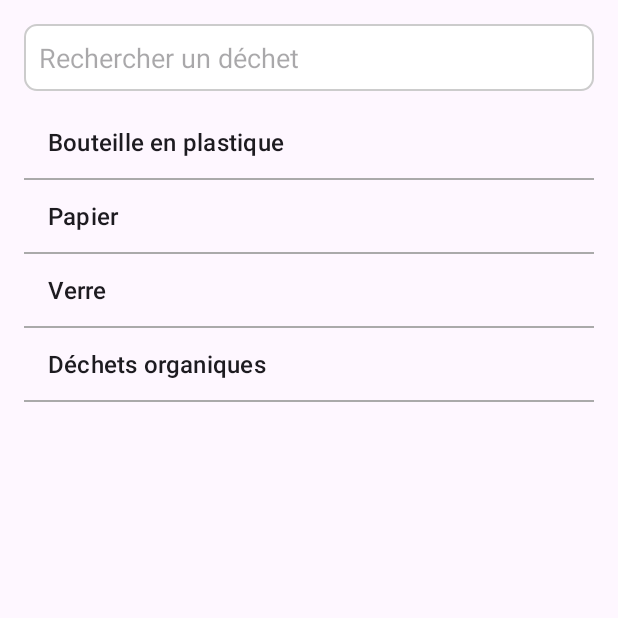
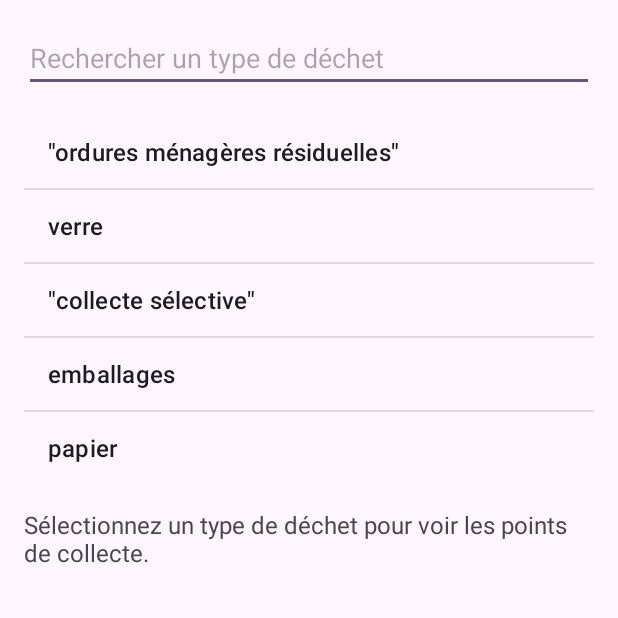
Before and after one commit to Suiidh/TriApp, an Android app: the screen it shows after launch (MainActivity), on a phone screen of 412 x 824 dp, the top half of it. Run offline under Robolectric (Android 15) with nearby library versions, the light colour scheme and no system bars.

Commit message:
[Feat] Liste type de déchets avec differents points de collecte

```diff
--- a/app/src/main/java/com/example/triapp/MainActivity.java
+++ b/app/src/main/java/com/example/triapp/MainActivity.java
@@ -17,14 +17,13 @@ import androidx.appcompat.app.AppCompatActivity;
 
 import java.util.ArrayList;
 import java.util.List;
+import java.util.Map;
 
 public class MainActivity extends AppCompatActivity {
 
-    private List<Dechet> listeDechets;
+    private Map<String, List<String>> dechetsMap;
     private ListView listViewDechets;
-    private TextView dechetTextView, poubelleTextView;
-    private ImageView poubelleImageView;
-    private LinearLayout infoLayout;
+    private TextView pointsCollecteTextView;
     private EditText searchEditText;
 
     @Override
@@ -34,100 +33,53 @@ public class MainActivity extends AppCompatActivity {
 
         // Initialiser les vues
         listViewDechets = findViewById(R.id.listViewDechets);
-        dechetTextView = findViewById(R.id.dechetTextView);
-        poubelleTextView = findViewById(R.id.poubelleTextView);
-        poubelleImageView = findViewById(R.id.poubelleImageView);
-        infoLayout = findViewById(R.id.infoLayout);
+        pointsCollecteTextView = findViewById(R.id.pointsCollecteTextView);
         searchEditText = findViewById(R.id.searchEditText);
 
-        // Initialiser les données
-        listeDechets = new ArrayList<>();
-        listeDechets.add(new Dechet("Bouteille en plastique", "Poubelle Jaune", R.drawable.poubelle_jaune));
-        listeDechets.add(new Dechet("Papier", "Poubelle Bleue", R.drawable.poubelle_bleue));
-        listeDechets.add(new Dechet("Verre", "Poubelle Verte", R.drawable.poubelle_verte));
-        listeDechets.add(new Dechet("Déchets organiques", "Poubelle Marron", R.drawable.poubelle_marron));
+        // Charger les données depuis le fichier CSV
+        dechetsMap = CSVReader.readDechetsFromCSV(getResources(), R.raw.dechets);
 
-        // Extraire uniquement les noms des déchets pour l'affichage
-        List<String> nomsDechets = new ArrayList<>();
-        for (Dechet dechet : listeDechets) {
-            nomsDechets.add(dechet.getNom());
-        }
+        // Extraire les types de déchets
+        List<String> typesDechets = new ArrayList<>(dechetsMap.keySet());
 
-        // Configurer l'adaptateur pour afficher les noms dans la liste
-        ArrayAdapter<String> adapter = new ArrayAdapter<>(this, android.R.layout.simple_list_item_1, nomsDechets);
+        // Configurer l'adaptateur pour la liste des types de déchets
+        ArrayAdapter<String> adapter = new ArrayAdapter<>(this, android.R.layout.simple_list_item_1, typesDechets);
         listViewDechets.setAdapter(adapter);
 
-        // Ajouter un TextWatcher pour le filtrage de la liste
+        // Ajout d'un écouteur pour rechercher dynamiquement
         searchEditText.addTextChangedListener(new TextWatcher() {
             @Override
-            public void beforeTextChanged(CharSequence charSequence, int start, int count, int after) {
-            }
+            public void beforeTextChanged(CharSequence charSequence, int start, int count, int after) {}
 
             @Override
             public void onTextChanged(CharSequence charSequence, int start, int before, int count) {
-                // Appliquer le filtre sur l'adaptateur
                 adapter.getFilter().filter(charSequence);
             }
 
             @Override
-            public void afterTextChanged(Editable editable) {
-            }
+            public void afterTextChanged(Editable editable) {}
         });
 
-        // Ajouter un écouteur pour le bouton "Entrée" (recherche)
-        searchEditText.setOnEditorActionListener((v, actionId, event) -> {
-            if (actionId == android.view.inputmethod.EditorInfo.IME_ACTION_SEARCH) {
-                String query = searchEditText.getText().toString().trim();
-
-                // Vérifier si la recherche correspond à un déchet
-                for (Dechet dechet : listeDechets) {
-                    if (dechet.getNom().equalsIgnoreCase(query)) {
-                        // Mettre à jour les informations
-                        dechetTextView.setText("Déchet : " + dechet.getNom());
-                        poubelleTextView.setText("Poubelle : " + dechet.getPoubelle());
-                        poubelleImageView.setImageResource(dechet.getImageResId());
-
-                        // Afficher la section avec une animation
-                        infoLayout.setVisibility(View.VISIBLE);
-                        AlphaAnimation animation = new AlphaAnimation(0.0f, 1.0f);
-                        animation.setDuration(500);
-                        infoLayout.startAnimation(animation);
-                        return true; // On arrête ici car le déchet a été trouvé
-                    }
-                }
-
-                // Si aucun déchet n'a été trouvé
-                dechetTextView.setText("Déchet introuvable");
-                poubelleTextView.setText("");
-                poubelleImageView.setImageResource(0);
-                infoLayout.setVisibility(View.VISIBLE);
-
-                return true; // Indique que l'action a été gérée
-            }
-            return false; // Indique que l'action n'a pas été gérée
-        });
-
-        // Ajouter un clic pour afficher la poubelle associée
-        listViewDechets.setOnItemClickListener((AdapterView<?> parent, View view, int position, long id) -> {
-            // Récupérer le nom du déchet sélectionné dans la liste visible
-            String nomDechetSelectionne = (String) parent.getItemAtPosition(position);
-
-            // Trouver le déchet correspondant dans la liste complète
-            for (Dechet dechet : listeDechets) {
-                if (dechet.getNom().equals(nomDechetSelectionne)) {
-                    // Mettre à jour les informations
-                    dechetTextView.setText("Déchet : " + dechet.getNom());
-                    poubelleTextView.setText("Poubelle : " + dechet.getPoubelle());
-                    poubelleImageView.setImageResource(dechet.getImageResId());
-
-                    // Afficher la section avec une animation
-                    infoLayout.setVisibility(View.VISIBLE);
-                    AlphaAnimation animation = new AlphaAnimation(0.0f, 1.0f);
-                    animation.setDuration(500);
-                    infoLayout.startAnimation(animation);
-                    break;
-                }
-            }
+        // Gérer la sélection dans la liste
+        listViewDechets.setOnItemClickListener((parent, view, position, id) -> {
+            String typeDechet = typesDechets.get(position);
+            afficherPointsCollecte(typeDechet);
         });
     }
+
+    private void afficherPointsCollecte(String typeDechet) {
+        // Obtenir les points de collecte pour ce type de déchet
+        List<String> pointsCollecte = dechetsMap.get(typeDechet);
+
+        // Afficher les points de collecte
+        if (pointsCollecte != null && !pointsCollecte.isEmpty()) {
+            StringBuilder sb = new StringBuilder("Points de collecte pour ").append(typeDechet).append(":\n\n");
+            for (String point : pointsCollecte) {
+                sb.append("- ").append(point).append("\n");
+            }
+            pointsCollecteTextView.setText(sb.toString());
+        } else {
+            pointsCollecteTextView.setText("Aucun point de collecte trouvé pour ce type de déchet.");
+        }
+    }
 }
--- a/app/src/main/res/layout/activity_main.xml
+++ b/app/src/main/res/layout/activity_main.xml
@@ -5,68 +5,24 @@
     android:orientation="vertical"
     android:padding="16dp">
 
-    <!-- Barre de recherche -->
     <EditText
         android:id="@+id/searchEditText"
         android:layout_width="match_parent"
         android:layout_height="wrap_content"
-        android:hint="Rechercher un déchet"
-        android:imeOptions="actionSearch"
-        android:inputType="text"
-        android:padding="10dp"
-        android:background="@drawable/edittext_background"
-        android:layout_marginBottom="10dp" />
+        android:hint="Rechercher un type de déchet"
+        android:inputType="text" />
 
-    <!-- Liste des déchets -->
     <ListView
         android:id="@+id/listViewDechets"
         android:layout_width="match_parent"
-        android:layout_height="0dp"
-        android:layout_weight="1"
-        android:divider="@android:color/darker_gray"
-        android:dividerHeight="1dp" />
+        android:layout_height="wrap_content"
+        android:layout_marginTop="16dp" />
 
-    <!-- Section d'information -->
-    <LinearLayout
-        android:id="@+id/infoLayout"
+    <TextView
+        android:id="@+id/pointsCollecteTextView"
         android:layout_width="match_parent"
         android:layout_height="wrap_content"
-        android:orientation="horizontal"
-        android:padding="16dp"
-        android:background="@drawable/info_background"
-        android:visibility="gone"
-        android:gravity="center"
-        android:layout_marginTop="10dp">
-
-        <ImageView
-            android:id="@+id/poubelleImageView"
-            android:layout_width="64dp"
-            android:layout_height="64dp"
-            android:layout_marginEnd="16dp"
-            android:contentDescription="Icône de poubelle" />
-
-        <LinearLayout
-            android:layout_width="wrap_content"
-            android:layout_height="wrap_content"
-            android:orientation="vertical">
-
-            <TextView
-                android:id="@+id/dechetTextView"
-                android:layout_width="wrap_content"
-                android:layout_height="wrap_content"
-                android:text="Déchet :"
-                android:textSize="18sp"
-                android:textStyle="bold"
-                android:textColor="@android:color/white" />
-
-            <TextView
-                android:id="@+id/poubelleTextView"
-                android:layout_width="wrap_content"
-                android:layout_height="wrap_content"
-                android:text="Poubelle :"
-                android:textSize="18sp"
-                android:textStyle="bold"
-                android:textColor="@android:color/white" />
-        </LinearLayout>
-    </LinearLayout>
+        android:layout_marginTop="16dp"
+        android:textSize="16sp"
+        android:text="Sélectionnez un type de déchet pour voir les points de collecte." />
 </LinearLayout>
```
Also changed, not shown: app/src/main/java/com/example/triapp/CSVReader.java (+14 -46 lines).
